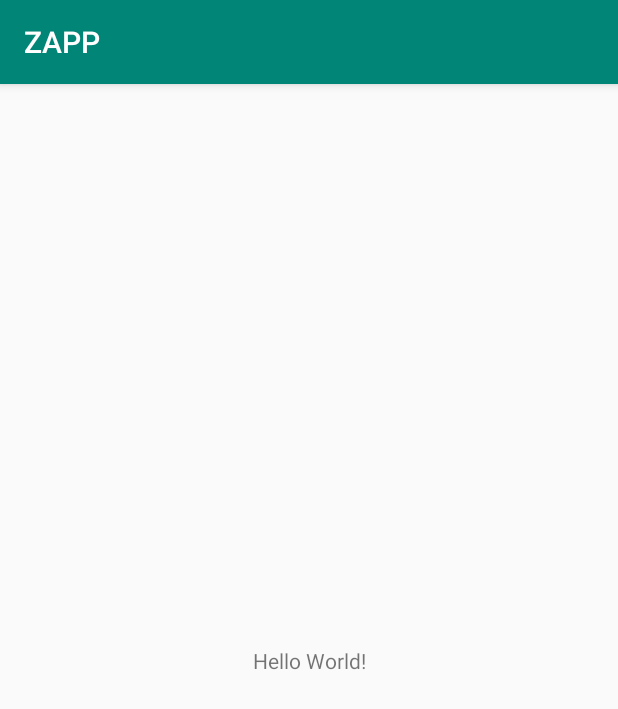
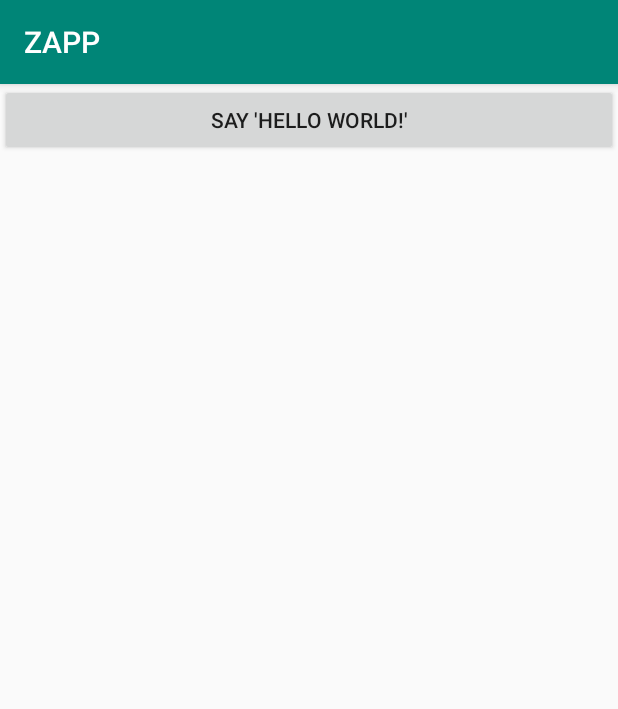
Before and after one commit to andreaseckner/zapp-android, an Android app: the screen it shows after launch (MainActivity), on a phone screen of 412 x 824 dp. Shown: the top 709 px of the screen. Run offline under Robolectric (Android 15) with nearby library versions, the phone set to English and light mode, and no system bars.

Commit message:
add solution for 1.01 - Activities and Layouts - Hello World

```diff
--- a/app/src/main/java/com/example/othregensburg/zapp/MainActivity.java
+++ b/app/src/main/java/com/example/othregensburg/zapp/MainActivity.java
@@ -1,21 +1,28 @@
 package com.example.othregensburg.zapp;
 
+import android.os.Bundle;
 import android.support.v7.app.AppCompatActivity;
-import android.os.Bundle;
+import android.util.Log;
+import android.view.View;
+import android.widget.Button;
 
 public class MainActivity extends AppCompatActivity {
-    // TODO (3) Create a TAG String constant TAG to store the name of the class
+    private final static String TAG = MainActivity.class.getSimpleName();
 
-    // TODO (4) Declare a property for the button
+    Button mHelloWorldButton;
 
     @Override
     protected void onCreate(Bundle savedInstanceState) {
         super.onCreate(savedInstanceState);
         setContentView(R.layout.activity_main);
 
-        // TODO (5) Assign the button from the layout to the class property
+        mHelloWorldButton = findViewById(R.id.hello_world_button);
 
-        // TODO (6) Create an anonymous OnClickListener and assign it to the button
-        // TODO (7) Log a message with the given TAG property and String "Hello World"
+        mHelloWorldButton.setOnClickListener(new View.OnClickListener() {
+            @Override
+            public void onClick(View view) {
+                Log.d(TAG, "Hello World!");
+            }
+        });
     }
 }
--- a/app/src/main/res/layout/activity_main.xml
+++ b/app/src/main/res/layout/activity_main.xml
@@ -1,22 +1,17 @@
 <?xml version="1.0" encoding="utf-8"?>
-<!-- TODO (1) Change layout to LinearLayout and set orientation to vertical -->
-<android.support.constraint.ConstraintLayout
+<LinearLayout
     xmlns:android="http://schemas.android.com/apk/res/android"
-    xmlns:app="http://schemas.android.com/apk/res-auto"
     xmlns:tools="http://schemas.android.com/tools"
     android:layout_width="match_parent"
     android:layout_height="match_parent"
+    android:orientation="vertical"
     tools:context=".MainActivity">
 
-    <!-- TODO (2) Remove TextView, add a Button and give it a proper id and attributes -->
+    <Button
+        android:id="@+id/hello_world_button"
+        android:layout_width="match_parent"
+        android:layout_height="wrap_content"
+        android:text="Say 'Hello World!'" />
 
-    <TextView
-        android:layout_width="wrap_content"
-        android:layout_height="wrap_content"
-        android:text="Hello World!"
-        app:layout_constraintBottom_toBottomOf="parent"
-        app:layout_constraintLeft_toLeftOf="parent"
-        app:layout_constraintRight_toRightOf="parent"
-        app:layout_constraintTop_toTopOf="parent"/>
 
-</android.support.constraint.ConstraintLayout>
+</LinearLayout>
```
